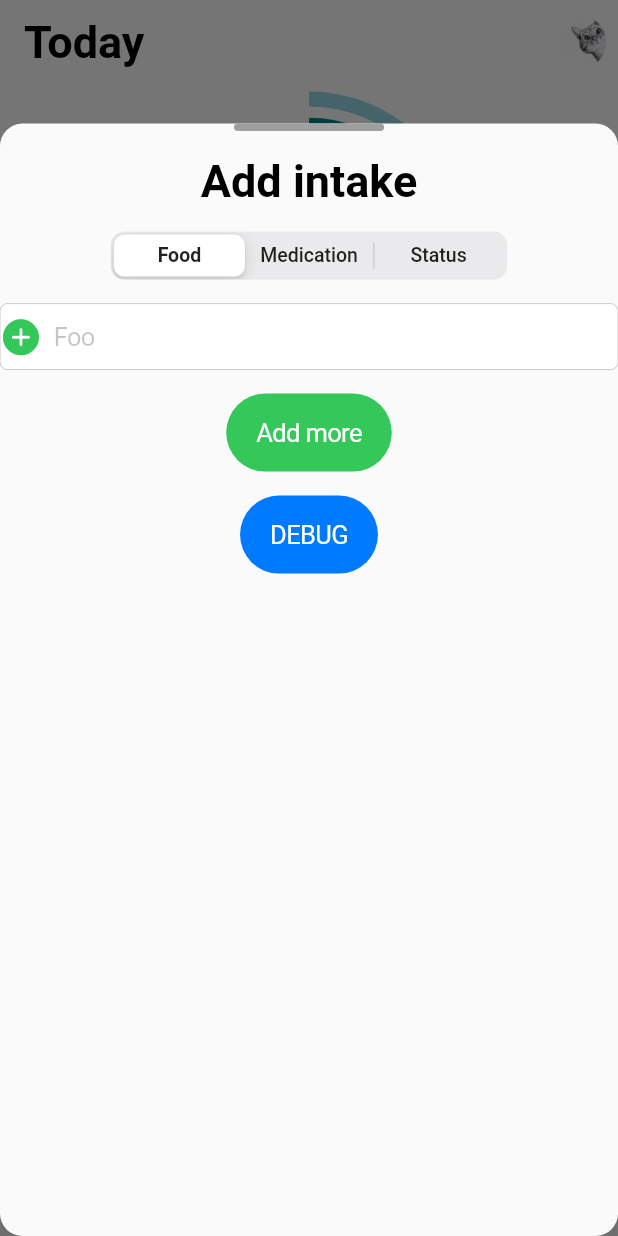
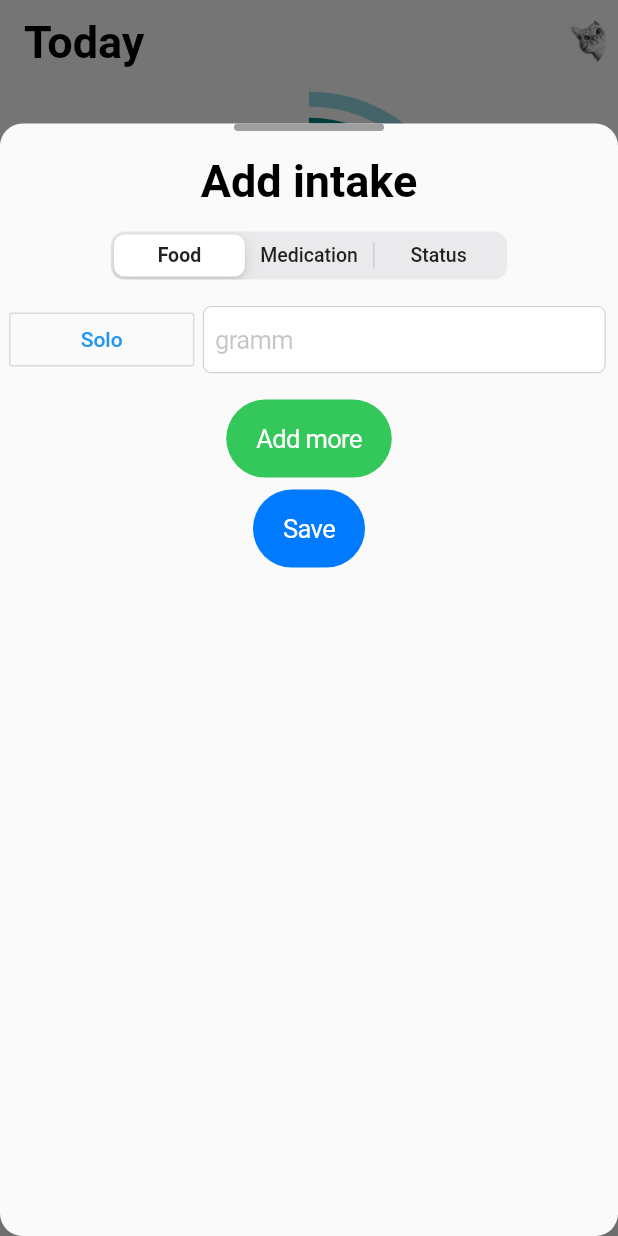
Before and after one commit to zeletrik/pet-feeding-helper, a Flutter app: the screen it shows after launch, after a tap on the "add" icon, on a phone screen of 412 x 824 dp. Run offline on Flutter 3.47's test engine with Material 2 defaults, Android fonts, the phone set to English and light mode, and no system bars; our stand-ins replace shared_preferences; missing offline and left inert: cupertino_rounded_corners.

Commit message:
Add bottom sheet refinement

```diff
--- a/lib/widgets/common/add_bottom_sheet.dart
+++ b/lib/widgets/common/add_bottom_sheet.dart
@@ -3,7 +3,8 @@ import 'dart:developer';
 import 'package:flutter/cupertino.dart';
 import 'package:flutter/material.dart';
 
-// ignore: must_be_immutable
+typedef void IntCallback(int id);
+
 class AddIntakeBottomSheet extends StatefulWidget {
   @override
   _AddIntakeBottomSheetState createState() => _AddIntakeBottomSheetState();
@@ -24,17 +25,6 @@ class _AddIntakeBottomSheetState extends State<AddIntakeBottomSheet> {
   @override
   Widget build(BuildContext context) {
     return ListView(physics: ScrollPhysics(), children: [
-      Align(
-        alignment: Alignment(0.0, -0.90),
-        child: Container(
-          height: 5,
-          width: 100,
-          decoration: BoxDecoration(
-            color: Colors.grey,
-            borderRadius: BorderRadius.circular(15.0),
-          ),
-        ),
-      ),
       Padding(padding: EdgeInsets.fromLTRB(0, 0, 0, 16)),
       Container(
         width: MediaQuery.of(context).size.width * 0.9,
@@ -57,12 +47,12 @@ class _AddIntakeBottomSheetState extends State<AddIntakeBottomSheet> {
                     onPressed: () {
                       addNewField();
                     }),
-                Padding(padding: EdgeInsets.fromLTRB(0, 0, 0, 16)),
+                Padding(padding: EdgeInsets.fromLTRB(0, 0, 0, 8)),
                 CupertinoButton(
                     color: CupertinoColors.systemBlue,
                     borderRadius: new BorderRadius.circular(30.0),
                     child: new Text(
-                      "DEBUG",
+                      "Save",
                       textAlign: TextAlign.center,
                       style: new TextStyle(color: Colors.white),
                     ),
@@ -90,39 +80,140 @@ class _AddIntakeBottomSheetState extends State<AddIntakeBottomSheet> {
   submitData() {
     food = [];
     medication = [];
-    elements.forEach(
-        (widget) => food.add((widget as IntakeWidget).controller.text));
+    elements
+        .forEach((widget) => food.add(getInputData(widget as IntakeWidget)));
     elements.forEach((widget) =>
         medication.add((widget as IntakeWidget).segmentControl.toString()));
     setState(() {});
   }
+
+  String getInputData(IntakeWidget widget) {
+    String data;
+    switch (widget.segmentControl) {
+      case 0:
+        data = widget.foodController.text;
+        break;
+      case 1:
+        data = widget.medicController.text;
+        break;
+      case 2:
+        data = widget.statusController.text;
+        break;
+      default:
+        throw new Exception('Corrupted data found');
+    }
+    return data;
+  }
 }
 
 // ignore: must_be_immutable
-class IntakeWidget extends StatelessWidget {
-  final TextEditingController controller = TextEditingController();
+class IntakeWidget extends StatefulWidget {
+  final TextEditingController foodController = TextEditingController();
+  final TextEditingController medicController = TextEditingController();
+  final TextEditingController statusController = TextEditingController();
   int segmentControl = 0;
 
-  IntakeWidget();
+  refresh(int id) {
+    segmentControl = id;
+  }
+
+  @override
+  _IntakeWidgetState createState() => _IntakeWidgetState(
+      foodController: foodController,
+      medicController: medicController,
+      statusController: statusController,
+      notifyParent: refresh);
+}
+
+class _IntakeWidgetState extends State<IntakeWidget> {
+  final TextEditingController foodController;
+  final TextEditingController medicController;
+  final TextEditingController statusController;
+  final Function(int id) notifyParent;
+
+  _IntakeWidgetState(
+      {this.notifyParent,
+      this.foodController,
+      this.medicController,
+      this.statusController});
+
+  int segmentControl = 0;
+
+  final Map<int, Widget> tabs = const <int, Widget>{
+    0: Text('Food'),
+    1: Text('Medication'),
+    2: Text('Status')
+  };
+
+  // TODO: Extract intake domain
+  // currentValue, items, unit
+  String currentValue = 'Solo';
+  String unit = 'gramm';
+  final items = const ['Solo', 'Hills ZD', 'Royal Canin'];
 
   @override
   Widget build(BuildContext context) {
-    return Column(
-      children: [
+    return Column(children: [
       CupertinoSlidingSegmentedControl(
           groupValue: segmentControl,
-            children: const <int, Widget>{
-              0: Text('Food'),
-              1: Text('Medication'),
-              2: Text('Status')
-            },
+          children: tabs,
           onValueChanged: (i) {
+            setState(() {
               segmentControl = i;
-              log('Value changed $i');
+              notifyParent.call(i);
+            });
           }),
       Padding(padding: EdgeInsets.fromLTRB(0, 0, 0, 16)),
+      if (segmentControl == 0)
+        Row(
+          children: [
+            Container(
+                width: MediaQuery.of(context).size.width * 0.30,
+                margin: EdgeInsets.fromLTRB(6, 0, 6, 0),
+                child: OutlineButton(
+                    color: Colors.transparent,
+                    padding: EdgeInsets.fromLTRB(3, 3, 3, 3),
+                    child: new Text(
+                      currentValue,
+                      textAlign: TextAlign.center,
+                      style: new TextStyle(color: Colors.blue),
+                    ),
+                    onPressed: () {
+                      showModalBottomSheet(
+                          context: context,
+                          builder: (BuildContext context) => Container(
+                              height: MediaQuery.of(context).size.height * 0.15,
+                              color: Colors.transparent,
+                              child: CupertinoPicker(
+                                backgroundColor: Colors.white,
+                                onSelectedItemChanged: (value) {
+                                  setState(() {
+                                    currentValue = items.elementAt(value);
+                                  });
+                                },
+                                itemExtent: 32.0,
+                                children: List<Widget>.generate(items.length,
+                                    (int index) {
+                                  return Text(items[index]);
+                                }),
+                                scrollController: FixedExtentScrollController(
+                                    initialItem: items.indexOf(currentValue)),
+                              )));
+                    })),
+            Container(
+                width: MediaQuery.of(context).size.width * 0.65,
+                child: CupertinoTextField(
+                    controller: foodController,
+                    padding: EdgeInsets.symmetric(horizontal: 8, vertical: 12),
+                    clearButtonMode: OverlayVisibilityMode.editing,
+                    keyboardType: TextInputType.number,
+                    autocorrect: false,
+                    placeholder: '$unit'))
+          ],
+        ),
+      if (segmentControl == 1)
         CupertinoTextField(
-            controller: controller,
+            controller: medicController,
             prefix: Icon(
               CupertinoIcons.add_circled_solid,
               color: CupertinoColors.activeGreen,
@@ -132,9 +223,18 @@ class IntakeWidget extends StatelessWidget {
             clearButtonMode: OverlayVisibilityMode.editing,
             keyboardType: TextInputType.emailAddress,
             autocorrect: false,
-            placeholder: 'Foo'),
+            placeholder: 'Bar + $segmentControl'),
+      if (segmentControl == 2)
+        CupertinoTextField(
+            controller: statusController,
+            minLines: 5,
+            maxLines: 10,
+            padding: EdgeInsets.symmetric(horizontal: 8, vertical: 12),
+            clearButtonMode: OverlayVisibilityMode.editing,
+            keyboardType: TextInputType.multiline,
+            autocorrect: false,
+            placeholder: 'Provide status info'),
       Padding(padding: EdgeInsets.fromLTRB(0, 0, 0, 16))
-      ],
-    );
+    ]);
   }
 }
--- a/lib/widgets/history_widget.dart
+++ b/lib/widgets/history_widget.dart
@@ -80,7 +80,9 @@ class HistoryWidget extends StatelessWidget {
                     CardDetail(Icons.waves, 'Water intake 20 g',
                         'Overall progress: 3%', '10:30', Color(0xFF339E66)),
                   ]),
-                  DayWrapper(date: DateTime.now(), cardDetails: [
+                  DayWrapper(
+                  date: DateTime.now().subtract(Duration(days: 1)),
+                  cardDetails: [
                     CardDetail(Icons.favorite_border_sharp, 'Water intake 20 g',
                         'Overall progress: 3%', '10:30', Color(0xFF339E66)),
                     CardDetail(Icons.favorite_border_sharp, 'Water intake 20 g',
@@ -90,7 +92,7 @@ class HistoryWidget extends StatelessWidget {
                     CardDetail(Icons.favorite_border_sharp, 'Water intake 20 g',
                         'Overall progress: 3%', '10:30', Color(0xFF339E66)),
                   ])
-                ]).buildDayList(context))),
+            ]).buildDayList(context))),
           ],
         ),
       );
--- a/lib/widgets/home_widget.dart
+++ b/lib/widgets/home_widget.dart
@@ -92,9 +92,7 @@ class HomeWidget extends StatelessWidget {
                       ListTile(
                         title: Text('Pet name',
                             style: TextStyle(
-                                color: Theme
-                                    .of(context)
-                                    .backgroundColor)),
+                                color: Theme.of(context).backgroundColor)),
                         subtitle: Text('Overall progress: 85%',
                             style: TextStyle(
                                 color: Theme.of(context).backgroundColor)),
@@ -110,8 +108,28 @@ class HomeWidget extends StatelessWidget {
               ),
             ),
             SliverToBoxAdapter(
+              child: Padding(
+                padding: EdgeInsets.fromLTRB(0, 12, 0, 0),
+              ),
+            ),
+            SliverToBoxAdapter(
+              child: Align(
+                  alignment: Alignment(-0.95, 0.0),
+                  child: Text('Scheduled',
+                      style: TextStyle(
+                          color: Theme
+                              .of(context)
+                              .textTheme
+                              .headline1
+                              .color))),
+            ),
+            SliverToBoxAdapter(
               child: Divider(
-                color: Theme.of(context).textTheme.headline1.color,
+                color: Theme
+                    .of(context)
+                    .textTheme
+                    .headline1
+                    .color,
                 height: 15,
                 thickness: 0.5,
                 indent: 5,
@@ -139,16 +157,30 @@ class HomeWidget extends StatelessWidget {
                             .size
                             .height * 0.9,
                         color: Colors.transparent,
-                        child: AddIntakeBottomSheet()
+                        child: Column(
+                          children: [
+                            Align(
+                              alignment: Alignment(0.0, -0.90),
+                              child: Container(
+                                height: 5,
+                                width: 100,
+                                decoration: BoxDecoration(
+                                  color: Colors.grey,
+                                  borderRadius: BorderRadius.circular(15.0),
+                                ),
+                              ),
+                            ),
+                            Expanded(
+                              child: AddIntakeBottomSheet(),
                             )
-            );
+                          ],
+                        )));
           },
         ),
       );
 
   List _buildList(int count, BuildContext context) {
     List<Widget> listItems = List();
-
     for (int i = 0; i < count; i++) {
       listItems.add(ItemCard(
           cardDetail: CardDetail(
```
Also changed, not shown: lib/day_builder.dart (+6 -1 lines). Lines whose indentation alone changed are shown as unchanged.
